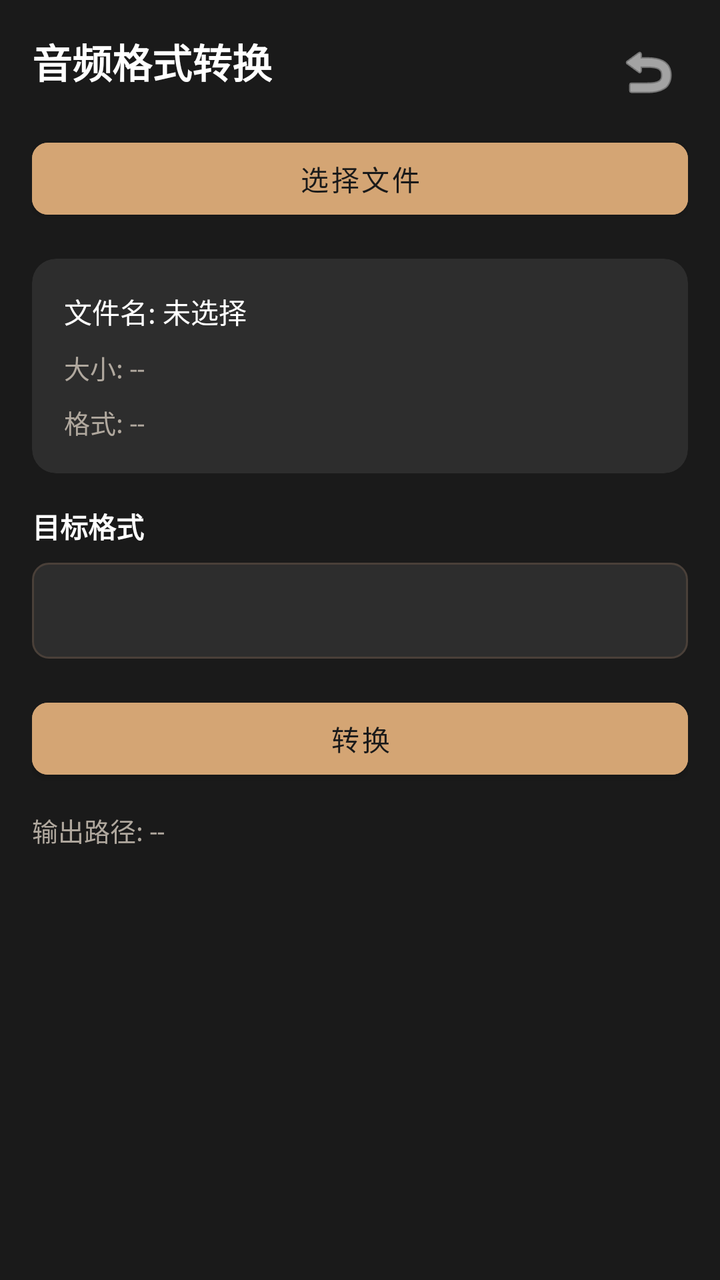
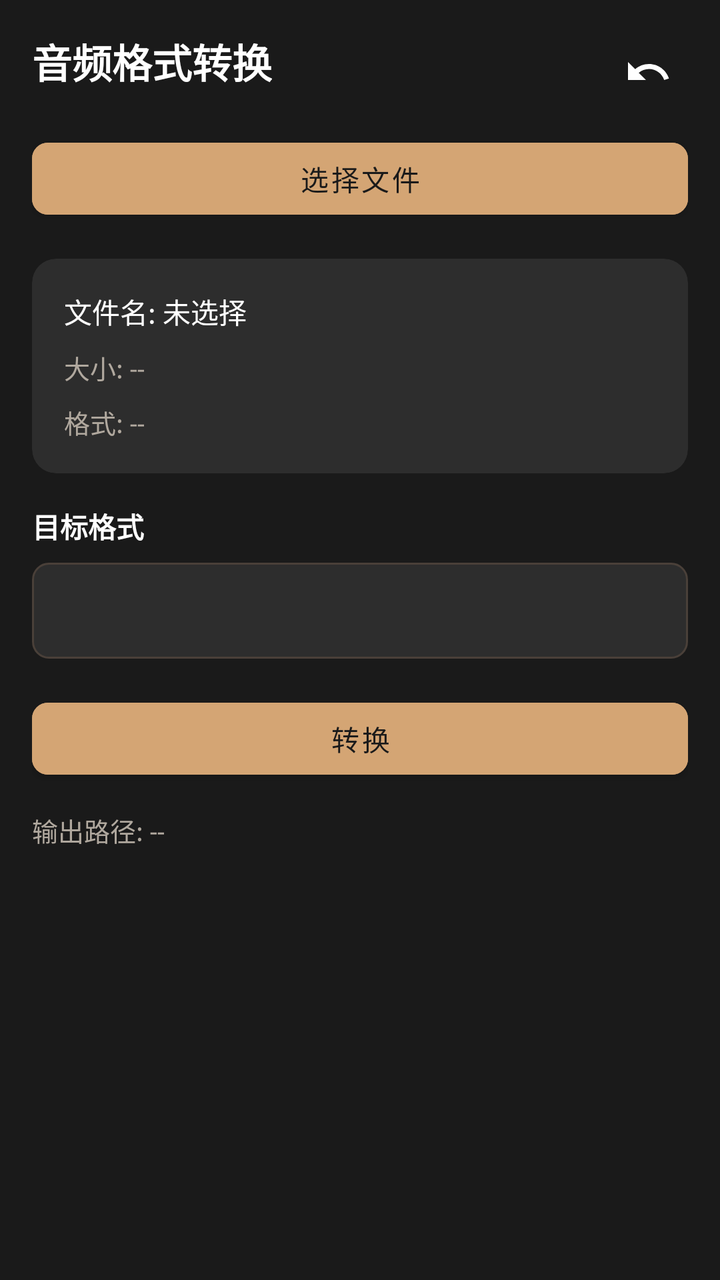

An Android layout rendered at two revisions. The XML below is the earlier revision; the diff shows what the commit changed to produce the second picture.
<!-- AndroidManifest.xml: activity theme Theme.ToolBoxApp -->
<!-- res/layout/activity_audio_converter.xml -->
<?xml version="1.0" encoding="utf-8"?>
<androidx.constraintlayout.widget.ConstraintLayout
    xmlns:android="http://schemas.android.com/apk/res/android"
    xmlns:app="http://schemas.android.com/apk/res-auto"
    android:layout_width="match_parent"
    android:layout_height="match_parent"
    android:background="@color/bg_main"
    android:padding="16dp">

    
    <TextView
        android:id="@+id/tv_title"
        android:layout_width="wrap_content"
        android:layout_height="wrap_content"
        android:text="@string/title_audio_converter"
        android:textColor="@color/text_white"
        android:textSize="20sp"
        android:textStyle="bold"
        app:layout_constraintStart_toStartOf="parent"
        app:layout_constraintTop_toTopOf="parent" />

    
    <ImageButton
        android:id="@+id/btn_back"
        android:layout_width="40dp"
        android:layout_height="40dp"
        android:background="?attr/selectableItemBackgroundBorderless"
        android:contentDescription="返回"
        android:padding="8dp"
        android:src="@android:drawable/ic_menu_revert"
        app:layout_constraintEnd_toEndOf="parent"
        app:layout_constraintTop_toTopOf="parent"
        app:tint="@color/text_white" />

    
    <com.google.android.material.button.MaterialButton
        android:id="@+id/btn_select_file"
        android:layout_width="0dp"
        android:layout_height="48dp"
        android:layout_marginTop="20dp"
        android:backgroundTint="@color/button_bg"
        android:text="@string/btn_select_file"
        android:textColor="@color/button_text"
        app:cornerRadius="8dp"
        app:layout_constraintEnd_toEndOf="parent"
        app:layout_constraintStart_toStartOf="parent"
        app:layout_constraintTop_toBottomOf="@+id/tv_title" />

    
    <com.google.android.material.card.MaterialCardView
        android:id="@+id/card_file_info"
        android:layout_width="0dp"
        android:layout_height="wrap_content"
        android:layout_marginTop="16dp"
        app:cardBackgroundColor="@color/input_bg"
        app:cardCornerRadius="12dp"
        app:cardElevation="0dp"
        app:layout_constraintEnd_toEndOf="parent"
        app:layout_constraintStart_toStartOf="parent"
        app:layout_constraintTop_toBottomOf="@+id/btn_select_file">

        <LinearLayout
            android:layout_width="match_parent"
            android:layout_height="wrap_content"
            android:orientation="vertical"
            android:padding="16dp">

            <TextView
                android:id="@+id/tv_file_name"
                android:layout_width="wrap_content"
                android:layout_height="wrap_content"
                android:layout_marginBottom="8dp"
                android:text="文件名: 未选择"
                android:textColor="@color/text_white"
                android:textSize="14sp" />

            <TextView
                android:id="@+id/tv_file_size"
                android:layout_width="wrap_content"
                android:layout_height="wrap_content"
                android:layout_marginBottom="8dp"
                android:text="大小: --"
                android:textColor="@color/text_secondary"
                android:textSize="13sp" />

            <TextView
                android:id="@+id/tv_file_format"
                android:layout_width="wrap_content"
                android:layout_height="wrap_content"
                android:text="格式: --"
                android:textColor="@color/text_secondary"
                android:textSize="13sp" />
        </LinearLayout>
    </com.google.android.material.card.MaterialCardView>

    
    <TextView
        android:id="@+id/tv_target_format_label"
        android:layout_width="wrap_content"
        android:layout_height="wrap_content"
        android:layout_marginTop="16dp"
        android:text="目标格式"
        android:textColor="@color/text_white"
        android:textSize="14sp"
        android:textStyle="bold"
        app:layout_constraintStart_toStartOf="parent"
        app:layout_constraintTop_toBottomOf="@+id/card_file_info" />

    <Spinner
        android:id="@+id/spinner_target_format"
        android:layout_width="0dp"
        android:layout_height="48dp"
        android:layout_marginTop="8dp"
        android:background="@drawable/bg_spinner"
        android:padding="12dp"
        android:spinnerMode="dropdown"
        app:layout_constraintEnd_toEndOf="parent"
        app:layout_constraintStart_toStartOf="parent"
        app:layout_constraintTop_toBottomOf="@+id/tv_target_format_label" />

    
    <com.google.android.material.button.MaterialButton
        android:id="@+id/btn_convert"
        android:layout_width="0dp"
        android:layout_height="48dp"
        android:layout_marginTop="16dp"
        android:backgroundTint="@color/button_bg"
        android:text="@string/btn_convert"
        android:textColor="@color/button_text"
        app:cornerRadius="8dp"
        app:layout_constraintEnd_toEndOf="parent"
        app:layout_constraintStart_toStartOf="parent"
        app:layout_constraintTop_toBottomOf="@+id/spinner_target_format" />

    
    <ProgressBar
        android:id="@+id/progress_bar"
        style="@android:style/Widget.ProgressBar.Horizontal"
        android:layout_width="0dp"
        android:layout_height="8dp"
        android:layout_marginTop="12dp"
        android:max="100"
        android:progress="0"
        android:progressDrawable="@drawable/bg_button"
        android:visibility="gone"
        app:layout_constraintEnd_toEndOf="parent"
        app:layout_constraintStart_toStartOf="parent"
        app:layout_constraintTop_toBottomOf="@+id/btn_convert" />

    
    <TextView
        android:id="@+id/tv_output_path"
        android:layout_width="0dp"
        android:layout_height="wrap_content"
        android:layout_marginTop="12dp"
        android:text="输出路径: --"
        android:textColor="@color/text_secondary"
        android:textSize="13sp"
        app:layout_constraintEnd_toEndOf="parent"
        app:layout_constraintStart_toStartOf="parent"
        app:layout_constraintTop_toBottomOf="@+id/progress_bar" />

</androidx.constraintlayout.widget.ConstraintLayout>
<!-- resources referenced by this layout -->
<resources>
  <color name="bg_main">#1A1A1A</color>
  <color name="button_bg">#D4A574</color>
  <color name="button_text">#1A1A1A</color>
  <color name="input_bg">#2D2D2D</color>
  <color name="text_secondary">#B0A89E</color>
  <color name="text_white">#FFFFFF</color>
  <!-- drawable bg_button (drawable) -->
  <?xml version="1.0" encoding="utf-8"?>
  <shape xmlns:android="http://schemas.android.com/apk/res/android"
      android:shape="rectangle">
      <solid android:color="#D4A574" />
      <corners android:radius="8dp" />
  </shape>
  <!-- drawable bg_spinner (drawable) -->
  <?xml version="1.0" encoding="utf-8"?>
  <shape xmlns:android="http://schemas.android.com/apk/res/android"
      android:shape="rectangle">
      <solid android:color="#2D2D2D" />
      <corners android:radius="8dp" />
      <stroke android:width="1dp" android:color="#4A4039" />
  </shape>
  <string name="btn_convert">转换</string>
  <string name="btn_select_file">选择文件</string>
  <string name="title_audio_converter">音频格式转换</string>
  <style name="Theme.ToolBoxApp" parent="Theme.MaterialComponents.DayNight.NoActionBar">
          
          <item name="colorPrimary">@color/accent</item>
          <item name="colorPrimaryVariant">@color/accent_dark</item>
          <item name="colorOnPrimary">@color/primary_background</item>
  
          
          <item name="colorSecondary">@color/accent_light</item>
          <item name="colorSecondaryVariant">@color/accent</item>
          <item name="colorOnSecondary">@color/primary_background</item>
  
          
          <item name="android:windowBackground">@color/primary_background</item>
          <item name="colorSurface">@color/card_dark</item>
          <item name="colorOnSurface">@color/text_white</item>
  
          
          <item name="android:statusBarColor">@color/status_bar</item>
          <item name="android:navigationBarColor">@color/navigation_bar</item>
          <item name="android:windowLightStatusBar">false</item>
          <item name="android:windowLightNavigationBar">false</item>
  
          
          <item name="android:textColorPrimary">@color/text_white</item>
          <item name="android:textColorSecondary">@color/text_secondary</item>
  
          
          <item name="cardBackgroundColor">@color/card_dark</item>
          <item name="dividerColor">@color/divider</item>
      </style>
  <color name="accent">#D4A574</color>
  <color name="accent_dark">#B8895A</color>
  <color name="primary_background">#1A1A1A</color>
  <color name="accent_light">#E8C9A8</color>
  <color name="card_dark">#4A4039</color>
  <color name="status_bar">#1A1A1A</color>
  <color name="navigation_bar">#1A1A1A</color>
  <color name="divider">#3A3029</color>
</resources>

<!-- the commit's change to res/layout/activity_audio_converter.xml (unified diff, before → after) -->
@@ -27,7 +27,7 @@
         android:background="?attr/selectableItemBackgroundBorderless"
         android:contentDescription="返回"
         android:padding="8dp"
-        android:src="@android:drawable/ic_menu_revert"
+        android:src="@drawable/ic_undo"
         app:layout_constraintEnd_toEndOf="parent"
         app:layout_constraintTop_toTopOf="parent"
         app:tint="@color/text_white" />
<!-- resource entries referenced after the edit -->
@@ -21,6 +21,17 @@
       <corners android:radius="8dp" />
       <stroke android:width="1dp" android:color="#4A4039" />
   </shape>
+  <!-- drawable ic_undo (drawable) -->
+  <?xml version="1.0" encoding="utf-8"?>
+  <vector xmlns:android="http://schemas.android.com/apk/res/android"
+      android:width="24dp"
+      android:height="24dp"
+      android:viewportWidth="24"
+      android:viewportHeight="24">
+      <path
+          android:fillColor="#FFFFFF"
+          android:pathData="M12.5,8c-2.65,0 -5.05,0.99 -6.9,2.6L2,7v9h9l-3.62,-3.62c1.39,-1.16 3.16,-1.88 5.12,-1.88 3.54,0 6.55,2.31 7.6,5.5l2.37,-0.78C21.08,11.03 17.15,8 12.5,8z" />
+  </vector>
   <string name="btn_convert">转换</string>
   <string name="btn_select_file">选择文件</string>
   <string name="title_audio_converter">音频格式转换</string>
